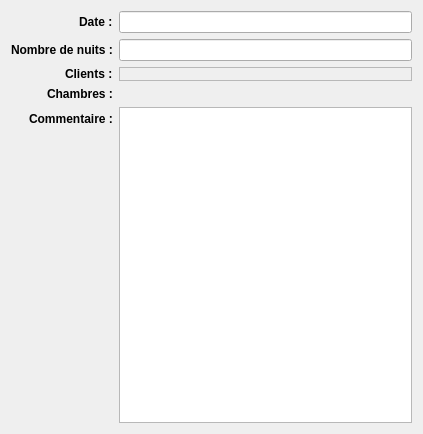
Before: the Qt Designer form sources/Booking/BookingForm.ui in aurelien35/loteliQt, drawn with Qt 5.
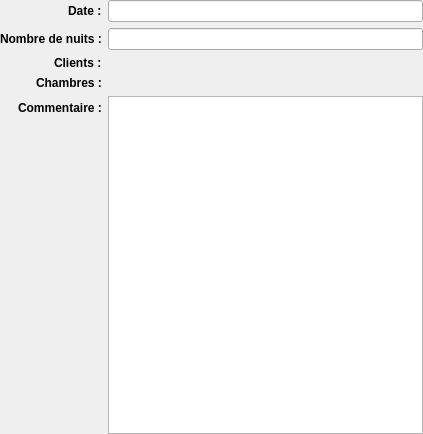
After: the same form once the commit is applied.

The edit to the form file:
```diff
--- a/sources/Booking/BookingForm.ui
+++ b/sources/Booking/BookingForm.ui
@@ -17,6 +17,9 @@
    <property name="labelAlignment">
     <set>Qt::AlignRight|Qt::AlignTrailing|Qt::AlignVCenter</set>
    </property>
+   <property name="margin">
+    <number>0</number>
+   </property>
    <item row="0" column="0">
     <widget class="QLabel" name="label">
      <property name="font">
@@ -103,14 +106,7 @@
     <widget class="QTextEdit" name="textEditComment"/>
    </item>
    <item row="2" column="1">
-    <widget class="QFrame" name="frame">
-     <property name="frameShape">
-      <enum>QFrame::StyledPanel</enum>
-     </property>
-     <property name="frameShadow">
-      <enum>QFrame::Raised</enum>
-     </property>
-    </widget>
+    <widget class="QFrame" name="frame"/>
    </item>
   </layout>
  </widget>
```
